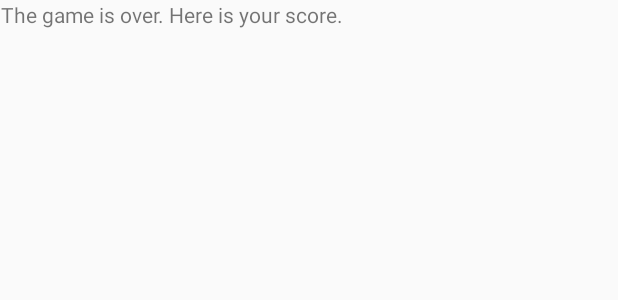
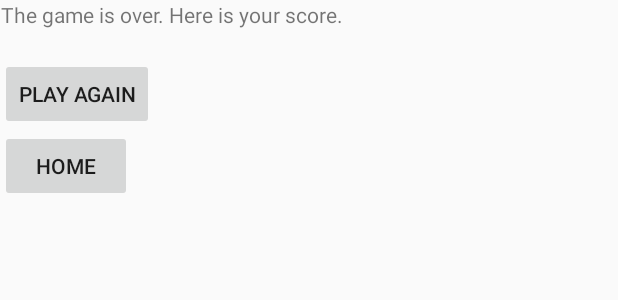
Before and after one commit to rachelsettle/K-Ville-Conquest, an Android app: the layout game_over_activity.xml on its own in the app's theme, with its tools: preview values and no code run, on a phone screen of 412 x 824 dp. Shown: the top 300 px of the screen. Run offline under Robolectric (Android 15) with nearby library versions, the phone set to English and light mode, and no system bars.

Commit message:
Game Over Screen Updates to play again and send to home

```diff
--- a/KVC/app/src/main/java/compsci290/edu/duke/kvc/GameScreen.java
+++ b/KVC/app/src/main/java/compsci290/edu/duke/kvc/GameScreen.java
@@ -67,13 +67,10 @@ public class GameScreen extends AppCompatActivity implements Obstacle.ObstacleLi
     private LocalScoreDBHelper mDBHelper;
     private DatabaseReference firebaseDBRoot;
     private int duration=3000;
-
-
     private ImageView tent;
     private ViewGroup mRootLayout;
     private float _xDelta;
     int width;
-
     private SoundHelper mSoundHelper;
     private int mScreenWidth, mScreenHeight;
     private int mScore;
@@ -82,8 +79,6 @@ public class GameScreen extends AppCompatActivity implements Obstacle.ObstacleLi
     TextView mTentNumberDisplay;
     private ArrayList<String> mObstacles;
     //private Obstacle mObstacle;
-
-
 
     @Override
     protected void onCreate(Bundle savedInstanceState){
@@ -281,14 +276,14 @@ public class GameScreen extends AppCompatActivity implements Obstacle.ObstacleLi
                 tentNumber--;
 
 //              Wait a random number of milliseconds before looping
-                int delay = 1500;
+                int delay = 1200;
                 try {
                     Thread.sleep(delay);
                 } catch (InterruptedException e) {
                     e.printStackTrace();
                 }
             }
-
+            gameOver();
             return null;
 
         }
--- a/KVC/app/src/main/res/layout/game_over_activity.xml
+++ b/KVC/app/src/main/res/layout/game_over_activity.xml
@@ -11,9 +11,28 @@
         android:textAlignment="center" />
 
     <TextView
+        android:id="@+id/gameOverScore"
         android:layout_width="wrap_content"
         android:layout_height="wrap_content"
         android:layout_below="@id/gameOverText"
         />
 
+    <Button
+        android:layout_width="wrap_content"
+        android:layout_height="wrap_content"
+        android:id="@+id/playAgain"
+        android:layout_below="@id/gameOverScore"
+        android:text="Play Again"
+        android:onClick="playAgain"
+        />
+
+    <Button
+        android:layout_width="wrap_content"
+        android:layout_height="wrap_content"
+        android:id="@+id/backToHome"
+        android:layout_below="@id/playAgain"
+        android:text="Home"
+        android:onClick="goToHome"
+        />
+
 </RelativeLayout>
```
Also changed, not shown: KVC/app/src/main/java/compsci290/edu/duke/kvc/GameOver.java (+12 -0 lines).
